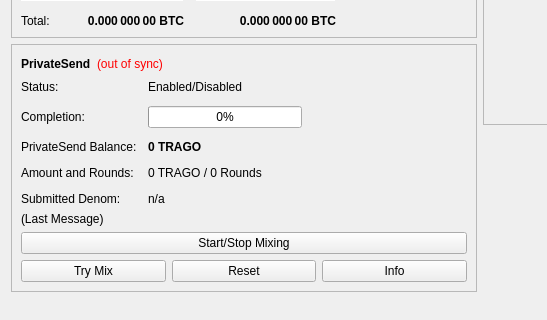
The window that src/qt/forms/overviewpage.ui (mallmanator/BWRGO) describes before a commit, drawn with Qt 5; both pictures show x 0 to 547 and y 178 to 498 of the 960 by 585 pixel window.
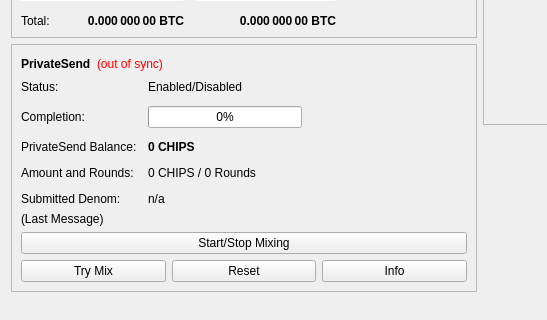
The same window after the commit.

The edit to the form file:
```diff
--- a/src/qt/forms/overviewpage.ui
+++ b/src/qt/forms/overviewpage.ui
@@ -511,7 +511,7 @@
                </font>
               </property>
               <property name="text">
-               <string notr="true">0 TRAGO</string>
+               <string notr="true">0 CHIPS</string>
               </property>
              </widget>
             </item>
@@ -525,7 +525,7 @@
             <item row="3" column="1">
              <widget class="QLabel" name="labelAmountRounds">
               <property name="text">
-               <string>0 TRAGO / 0 Rounds</string>
+               <string>0 CHIPS / 0 Rounds</string>
               </property>
              </widget>
             </item>
```
